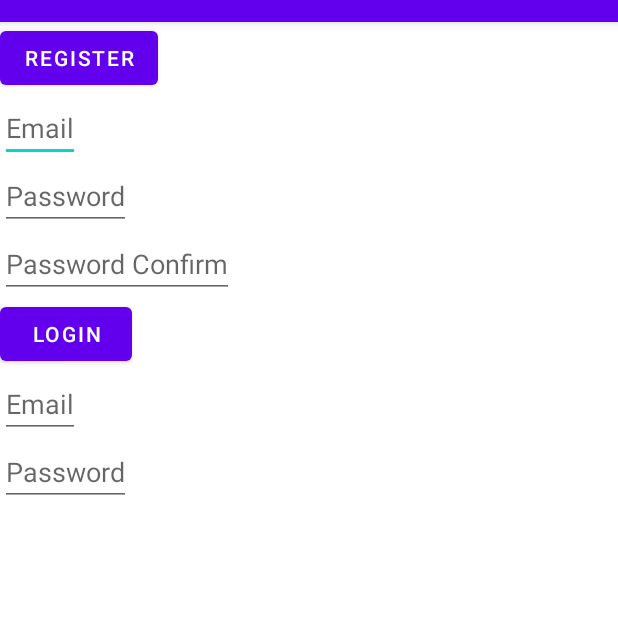
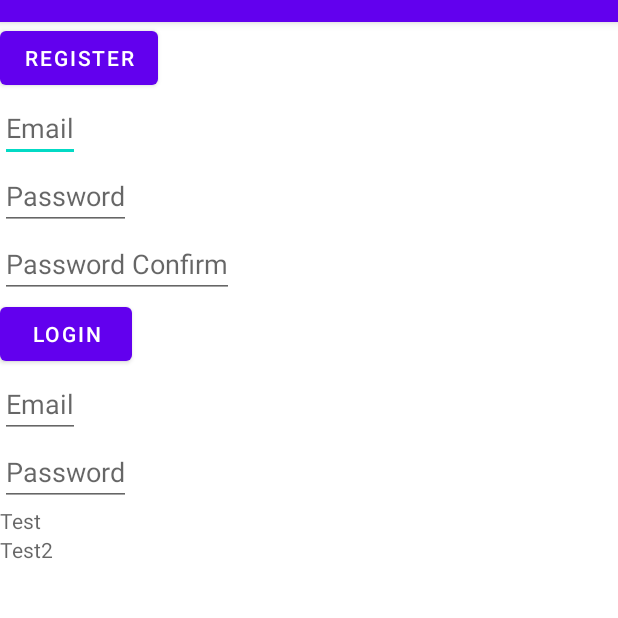
Before and after one commit to Aspannn/Note, an Android app: the screen it shows after launch (MainActivity), on a phone screen of 412 x 824 dp, the part 62-680 px from its top. Run offline under Robolectric (Android 15) with nearby library versions, the phone set to English and light mode, and no system bars; our stand-ins replace Dagger/Hilt's generated code, Room's generated code, Timber; 3 statements that could not run were skipped.

```diff
--- a/app/src/main/java/kz/aspan/noteapp/di/AppModule.kt
+++ b/app/src/main/java/kz/aspan/noteapp/di/AppModule.kt
@@ -28,6 +28,8 @@ import androidx.datastore.core.DataStore
 import androidx.datastore.preferences.core.Preferences
 import androidx.datastore.preferences.preferencesDataStore
 import kz.aspan.noteapp.other.Constants.ENCRYPTED_DATA_STORE_PREF_NAME
+import javax.crypto.Cipher
+import javax.crypto.spec.GCMParameterSpec
 
 @Module
 @InstallIn(SingletonComponent::class)
@@ -96,5 +98,5 @@ object AppModule {
     @Singleton
     @Provides
     fun dataStore(@ApplicationContext context: Context): DataStore<Preferences> =
-        preferencesDataStore(name = ENCRYPTED_DATA_STORE_PREF_NAME).getValue(context, String::javaClass)
+        preferencesDataStore(ENCRYPTED_DATA_STORE_PREF_NAME).getValue(context, String::javaClass)
 }
--- a/app/src/main/java/kz/aspan/noteapp/other/Constants.kt
+++ b/app/src/main/java/kz/aspan/noteapp/other/Constants.kt
@@ -1,7 +1,7 @@
 package kz.aspan.noteapp.other
 
-import androidx.datastore.dataStore
 import androidx.datastore.preferences.core.stringPreferencesKey
+
 
 object Constants {
     const val USE_LOCALHOST = true
@@ -15,7 +15,7 @@ object Constants {
     const val ENCRYPTED_DATA_STORE_PREF_NAME = "enc_datastore_pref"
     const val KEY_LOGGED_IN_EMAIL = "KEY_LOGGED_IN_EMAIL"
     const val KEY_PASSWORD = "KEY_PASSWORD"
+    const val EMPTY = "EMPTY"
 
     val SECURED_DATA = stringPreferencesKey("secured_data")
-
 }
--- a/app/src/main/java/kz/aspan/noteapp/ui/auth/AuthViewModel.kt
+++ b/app/src/main/java/kz/aspan/noteapp/ui/auth/AuthViewModel.kt
@@ -45,7 +45,6 @@ class AuthViewModel @Inject constructor(
                     _loginStatus.emit(Event.ErrorInputEmpty)
                 }
                 else -> {
-                    println("TEST NEGE")
                     val result = repository.login(trimmedEmail, trimmedPassword)
                     if (result is Resource.Success) {
                         _loginStatus.emit(Event.SuccessEvent(result.data ?: return@launch))
--- a/app/src/main/res/layout/fragment_auth.xml
+++ b/app/src/main/res/layout/fragment_auth.xml
@@ -75,6 +75,22 @@
         app:layout_constraintStart_toStartOf="parent"
         app:layout_constraintTop_toBottomOf="@+id/etLoginEmail" />
 
+    <TextView
+        android:id="@+id/etTest"
+        android:layout_width="wrap_content"
+        android:layout_height="wrap_content"
+        android:hint="Test"
+        app:layout_constraintStart_toStartOf="parent"
+        app:layout_constraintTop_toBottomOf="@+id/etLoginPassword" />
+
+
+    <TextView
+        android:id="@+id/etTest2"
+        android:layout_width="wrap_content"
+        android:layout_height="wrap_content"
+        android:hint="Test2"
+        app:layout_constraintStart_toStartOf="parent"
+        app:layout_constraintTop_toBottomOf="@+id/etTest" />
 
 
 
--- a/app/src/main/res/layout/fragment_notes.xml
+++ b/app/src/main/res/layout/fragment_notes.xml
@@ -8,6 +8,7 @@
 
     <!-- TODO: Update blank fragment layout -->
     <TextView
+        android:id="@+id/tvTest"
         android:layout_width="wrap_content"
         android:layout_height="wrap_content"
         android:text="@string/hello_blank_fragment"
```
Also changed, not shown: app/src/main/java/kz/aspan/noteapp/other/datastore/DataStoreUtil.kt (+30 -18 lines), app/src/main/java/kz/aspan/noteapp/other/datastore/SecurityUtil.kt (+5 -3 lines), app/src/main/java/kz/aspan/noteapp/ui/auth/AuthFragment.kt (+23 -3 lines), app/src/main/java/kz/aspan/noteapp/ui/notes/NotesFragment.kt (+57 -3 lines), app/src/main/res/menu/menu_notes.xml (added, +8 -0 lines).
